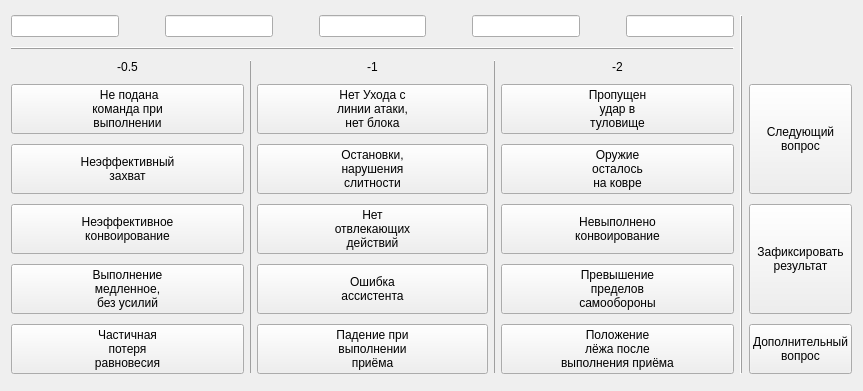
First picture: the form in controlpanel_0_0.ui, repository zak2791/DemoOnMat, before the edit.
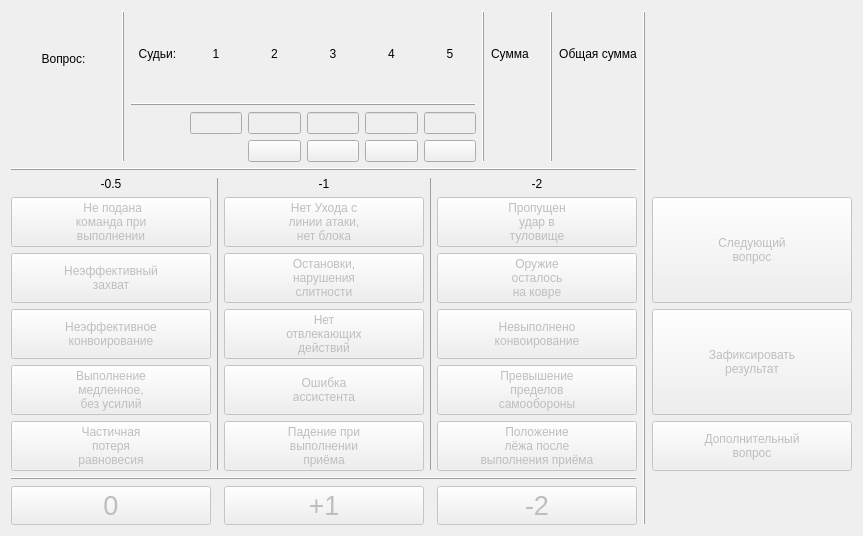
Second picture: the form after the edit. Icons and pictures are not drawn.

What changed in the file:
```diff
--- a/controlpanel_0_0.ui
+++ b/controlpanel_0_0.ui
@@ -7,7 +7,7 @@
     <x>0</x>
     <y>0</y>
     <width>863</width>
-    <height>391</height>
+    <height>536</height>
    </rect>
   </property>
   <property name="windowTitle">
@@ -15,27 +15,7 @@
   </property>
   <layout class="QHBoxLayout" name="horizontalLayout_2">
    <item>
-    <layout class="QGridLayout" name="gridLayout" rowstretch="0,0,0,0,0,0,0,0">
-     <item row="1" column="0" colspan="5">
-      <widget class="QFrame" name="frame_3">
-       <property name="frameShape">
-        <enum>QFrame::Shape::HLine</enum>
-       </property>
-       <property name="frameShadow">
-        <enum>QFrame::Shadow::Raised</enum>
-       </property>
-      </widget>
-     </item>
-     <item row="2" column="2">
-      <widget class="QLabel" name="label_2">
-       <property name="text">
-        <string>-1</string>
-       </property>
-       <property name="alignment">
-        <set>Qt::AlignmentFlag::AlignCenter</set>
-       </property>
-      </widget>
-     </item>
+    <layout class="QGridLayout" name="gridLayout" rowstretch="0,0,0,0,0,0,0,0,0,0" columnstretch="1,0,1,0,1,0,1">
      <item row="2" column="3" rowspan="6">
       <widget class="QFrame" name="frame_2">
        <property name="maximumSize">
@@ -52,96 +32,134 @@
        </property>
       </widget>
      </item>
-     <item row="5" column="0">
-      <widget class="QPushButton" name="pushButton_4">
-       <property name="sizePolicy">
-        <sizepolicy hsizetype="Minimum" vsizetype="Minimum">
-         <horstretch>0</horstretch>
-         <verstretch>0</verstretch>
-        </sizepolicy>
+     <item row="6" column="4">
+      <widget class="QPushButton" name="btnErr14">
+       <property name="enabled">
+        <bool>false</bool>
        </property>
        <property name="text">
-        <string>Неэффективное
-конвоирование</string>
+        <string>Превышение
+пределов
+самообороны</string>
        </property>
-      </widget>
-     </item>
-     <item row="2" column="4">
-      <widget class="QLabel" name="label_3">
-       <property name="text">
-        <string>-2</string>
-       </property>
-       <property name="alignment">
-        <set>Qt::AlignmentFlag::AlignCenter</set>
-       </property>
-      </widget>
-     </item>
-     <item row="6" column="2">
-      <widget class="QPushButton" name="pushButton_11">
-       <property name="sizePolicy">
-        <sizepolicy hsizetype="Minimum" vsizetype="Minimum">
-         <horstretch>0</horstretch>
-         <verstretch>0</verstretch>
-        </sizepolicy>
-       </property>
-       <property name="text">
-        <string>Ошибка
-ассистента</string>
-       </property>
-      </widget>
-     </item>
-     <item row="7" column="4">
-      <widget class="QPushButton" name="pushButton_15">
-       <property name="text">
-        <string>Положение
-лёжа после
-выполнения приёма</string>
+       <property name="checkable">
+        <bool>true</bool>
        </property>
       </widget>
      </item>
      <item row="7" column="0">
-      <widget class="QPushButton" name="pushButton_13">
+      <widget class="QPushButton" name="btnErr05">
+       <property name="enabled">
+        <bool>false</bool>
+       </property>
        <property name="text">
         <string>Частичная
 потеря
 равновесия</string>
        </property>
+       <property name="checkable">
+        <bool>true</bool>
+       </property>
       </widget>
      </item>
+     <item row="5" column="0">
+      <widget class="QPushButton" name="btnErr03">
+       <property name="enabled">
+        <bool>false</bool>
+       </property>
+       <property name="sizePolicy">
+        <sizepolicy hsizetype="Minimum" vsizetype="Minimum">
+         <horstretch>0</horstretch>
+         <verstretch>0</verstretch>
+        </sizepolicy>
+       </property>
+       <property name="text">
+        <string>Неэффективное
+конвоирование</string>
+       </property>
+       <property name="checkable">
+        <bool>true</bool>
+       </property>
+      </widget>
+     </item>
+     <item row="3" column="0">
+      <widget class="QPushButton" name="btnErr01">
+       <property name="enabled">
+        <bool>false</bool>
+       </property>
+       <property name="text">
+        <string> Не подана
+команда при
+выполнении</string>
+       </property>
+       <property name="checkable">
+        <bool>true</bool>
+       </property>
+      </widget>
+     </item>
+     <item row="4" column="4">
+      <widget class="QPushButton" name="btnErr12">
+       <property name="enabled">
+        <bool>false</bool>
+       </property>
+       <property name="text">
+        <string>Оружие
+осталось
+на ковре</string>
+       </property>
+       <property name="checkable">
+        <bool>true</bool>
+       </property>
+      </widget>
+     </item>
+     <item row="0" column="6">
+      <layout class="QVBoxLayout" name="verticalLayout">
+       <item>
+        <widget class="QLabel" name="lblName">
+         <property name="text">
+          <string/>
+         </property>
+        </widget>
+       </item>
+       <item>
+        <widget class="QLabel" name="lblTeam">
+         <property name="text">
+          <string/>
+         </property>
+        </widget>
+       </item>
+      </layout>
+     </item>
      <item row="3" column="2">
-      <widget class="QPushButton" name="pushButton_2">
+      <widget class="QPushButton" name="btnErr06">
+       <property name="enabled">
+        <bool>false</bool>
+       </property>
        <property name="text">
         <string>Нет Ухода с 
 линии атаки,
 нет блока</string>
        </property>
-      </widget>
-     </item>
-     <item row="3" column="4">
-      <widget class="QPushButton" name="pushButton_3">
-       <property name="text">
-        <string>Пропущен
-удар в 
-туловище</string>
+       <property name="checkable">
+        <bool>true</bool>
        </property>
       </widget>
      </item>
-     <item row="5" column="4">
-      <widget class="QPushButton" name="pushButton_9">
-       <property name="sizePolicy">
-        <sizepolicy hsizetype="Minimum" vsizetype="Minimum">
-         <horstretch>0</horstretch>
-         <verstretch>0</verstretch>
-        </sizepolicy>
-       </property>
+     <item row="2" column="2">
+      <widget class="QLabel" name="label_2">
        <property name="text">
-        <string>Невыполнено
-конвоирование</string>
+        <string>-1</string>
        </property>
+       <property name="alignment">
+        <set>Qt::AlignmentFlag::AlignCenter</set>
+       </property>
       </widget>
      </item>
-     <item row="7" column="6">
-      <widget class="QPushButton" name="pushButton_18">
+     <item row="6" column="2">
+      <widget class="QPushButton" name="btnErr09">
+       <property name="enabled">
+        <bool>false</bool>
+       </property>
        <property name="sizePolicy">
         <sizepolicy hsizetype="Minimum" vsizetype="Minimum">
          <horstretch>0</horstretch>
@@ -149,93 +167,19 @@
         </sizepolicy>
        </property>
        <property name="text">
-        <string>Дополнительный
-вопрос</string>
+        <string>Ошибка
+ассистента</string>
        </property>
-      </widget>
-     </item>
-     <item row="0" column="0" colspan="5">
-      <layout class="QHBoxLayout" name="horizontalLayout" stretch="0,0,0,0,0,0,0,0,0">
-       <item>
-        <widget class="QLineEdit" name="lineEdit"/>
-       </item>
-       <item>
-        <spacer name="horizontalSpacer">
-         <property name="orientation">
-          <enum>Qt::Orientation::Horizontal</enum>
-         </property>
-         <property name="sizeHint" stdset="0">
-          <size>
-           <width>40</width>
-           <height>20</height>
-          </size>
-         </property>
-        </spacer>
-       </item>
-       <item>
-        <widget class="QLineEdit" name="lineEdit_3"/>
-       </item>
-       <item>
-        <spacer name="horizontalSpacer_2">
-         <property name="orientation">
-          <enum>Qt::Orientation::Horizontal</enum>
-         </property>
-         <property name="sizeHint" stdset="0">
-          <size>
-           <width>40</width>
-           <height>20</height>
-          </size>
-         </property>
-        </spacer>
-       </item>
-       <item>
-        <widget class="QLineEdit" name="lineEdit_4"/>
-       </item>
-       <item>
-        <spacer name="horizontalSpacer_3">
-         <property name="orientation">
-          <enum>Qt::Orientation::Horizontal</enum>
-         </property>
-         <property name="sizeHint" stdset="0">
-          <size>
-           <width>40</width>
-           <height>20</height>
-          </size>
-         </property>
-        </spacer>
-       </item>
-       <item>
-        <widget class="QLineEdit" name="lineEdit_5"/>
-       </item>
-       <item>
-        <spacer name="horizontalSpacer_4">
-         <property name="orientation">
-          <enum>Qt::Orientation::Horizontal</enum>
-         </property>
-         <property name="sizeHint" stdset="0">
-          <size>
-           <width>40</width>
-           <height>20</height>
-          </size>
-         </property>
-        </spacer>
-       </item>
-       <item>
-        <widget class="QLineEdit" name="lineEdit_2"/>
-       </item>
-      </layout>
-     </item>
-     <item row="6" column="0">
-      <widget class="QPushButton" name="pushButton_10">
-       <property name="text">
-        <string>Выполнение
-медленное,
-без усилий</string>
+       <property name="checkable">
+        <bool>true</bool>
        </property>
       </widget>
      </item>
      <item row="5" column="6" rowspan="2">
-      <widget class="QPushButton" name="pushButton_17">
+      <widget class="QPushButton" name="btnFix">
+       <property name="enabled">
+        <bool>false</bool>
+       </property>
        <property name="sizePolicy">
         <sizepolicy hsizetype="Minimum" vsizetype="Minimum">
          <horstretch>0</horstretch>
@@ -248,8 +192,26 @@
        </property>
       </widget>
      </item>
+     <item row="4" column="2">
+      <widget class="QPushButton" name="btnErr07">
+       <property name="enabled">
+        <bool>false</bool>
+       </property>
+       <property name="text">
+        <string>Остановки,
+нарушения
+слитности</string>
+       </property>
+       <property name="checkable">
+        <bool>true</bool>
+       </property>
+      </widget>
+     </item>
      <item row="4" column="0">
-      <widget class="QPushButton" name="pushButton_6">
+      <widget class="QPushButton" name="btnErr02">
+       <property name="enabled">
+        <bool>false</bool>
+       </property>
        <property name="sizePolicy">
         <sizepolicy hsizetype="Minimum" vsizetype="Minimum">
          <horstretch>0</horstretch>
@@ -260,69 +222,509 @@
         <string>Неэффективный
 захват</string>
        </property>
+       <property name="checkable">
+        <bool>true</bool>
+       </property>
       </widget>
      </item>
-     <item row="3" column="0">
-      <widget class="QPushButton" name="pushButton">
+     <item row="7" column="4">
+      <widget class="QPushButton" name="btnErr15">
+       <property name="enabled">
+        <bool>false</bool>
+       </property>
        <property name="text">
-        <string> Не подана
-команда при
-выполнении</string>
+        <string>Положение
+лёжа после
+выполнения приёма</string>
+       </property>
+       <property name="checkable">
+        <bool>true</bool>
        </property>
       </widget>
      </item>
-     <item row="2" column="1" rowspan="6">
-      <widget class="QFrame" name="frame">
-       <property name="maximumSize">
-        <size>
-         <width>1</width>
-         <height>16777215</height>
-        </size>
-       </property>
+     <item row="1" column="0" colspan="5">
+      <widget class="QFrame" name="frame_3">
        <property name="frameShape">
-        <enum>QFrame::Shape::VLine</enum>
+        <enum>QFrame::Shape::HLine</enum>
        </property>
        <property name="frameShadow">
         <enum>QFrame::Shadow::Raised</enum>
        </property>
       </widget>
      </item>
-     <item row="2" column="0">
-      <widget class="QLabel" name="label">
+     <item row="3" column="6" rowspan="2">
+      <widget class="QPushButton" name="btnNext">
+       <property name="enabled">
+        <bool>false</bool>
+       </property>
        <property name="sizePolicy">
-        <sizepolicy hsizetype="Preferred" vsizetype="Maximum">
+        <sizepolicy hsizetype="Minimum" vsizetype="Minimum">
          <horstretch>0</horstretch>
          <verstretch>0</verstretch>
         </sizepolicy>
        </property>
        <property name="text">
-        <string>-0.5</string>
-       </property>
-       <property name="alignment">
-        <set>Qt::AlignmentFlag::AlignCenter</set>
+        <string>Следующий
+вопрос</string>
        </property>
       </widget>
      </item>
      <item row="7" column="2">
-      <widget class="QPushButton" name="pushButton_14">
+      <widget class="QPushButton" name="btnErr10">
+       <property name="enabled">
+        <bool>false</bool>
+       </property>
        <property name="text">
         <string>Падение при
 выполнении
 приёма</string>
        </property>
+       <property name="checkable">
+        <bool>true</bool>
+       </property>
+      </widget>
+     </item>
+     <item row="2" column="4">
+      <widget class="QLabel" name="label_3">
+       <property name="text">
+        <string>-2</string>
+       </property>
+       <property name="alignment">
+        <set>Qt::AlignmentFlag::AlignCenter</set>
+       </property>
+      </widget>
+     </item>
+     <item row="0" column="0" colspan="5">
+      <layout class="QGridLayout" name="gridLayout_2" columnstretch="1,1,1,1,1,1,1,1,1,1,1,0,0">
+       <item row="0" column="12">
+        <widget class="QLabel" name="label_12">
+         <property name="text">
+          <string>Общая сумма</string>
+         </property>
+         <property name="alignment">
+          <set>Qt::AlignmentFlag::AlignCenter</set>
+         </property>
+        </widget>
+       </item>
+       <item row="0" column="6">
+        <widget class="QLabel" name="label_9">
+         <property name="text">
+          <string>3</string>
+         </property>
+         <property name="alignment">
+          <set>Qt::AlignmentFlag::AlignCenter</set>
+         </property>
+        </widget>
+       </item>
+       <item row="2" column="5">
+        <widget class="QLineEdit" name="le2">
+         <property name="enabled">
+          <bool>false</bool>
+         </property>
+         <property name="inputMask">
+          <string/>
+         </property>
+         <property name="alignment">
+          <set>Qt::AlignmentFlag::AlignCenter</set>
+         </property>
+        </widget>
+       </item>
+       <item row="2" column="7">
+        <widget class="QLineEdit" name="le4">
+         <property name="enabled">
+          <bool>false</bool>
+         </property>
+         <property name="inputMask">
+          <string/>
+         </property>
+         <property name="alignment">
+          <set>Qt::AlignmentFlag::AlignCenter</set>
+         </property>
+        </widget>
+       </item>
+       <item row="2" column="4">
+        <widget class="QLineEdit" name="le1">
+         <property name="enabled">
+          <bool>false</bool>
+         </property>
+         <property name="inputMask">
+          <string/>
+         </property>
+         <property name="alignment">
+          <set>Qt::AlignmentFlag::AlignCenter</set>
+         </property>
+        </widget>
+       </item>
+       <item row="2" column="8">
+        <widget class="QLineEdit" name="le5">
+         <property name="enabled">
+          <bool>false</bool>
+         </property>
+         <property name="inputMask">
+          <string/>
+         </property>
+         <property name="alignment">
+          <set>Qt::AlignmentFlag::AlignCenter</set>
+         </property>
+        </widget>
+       </item>
+       <item row="2" column="6">
+        <widget class="QLineEdit" name="le3">
+         <property name="enabled">
+          <bool>false</bool>
+         </property>
+         <property name="inputMask">
+          <string/>
+         </property>
+         <property name="alignment">
+          <set>Qt::AlignmentFlag::AlignCenter</set>
+         </property>
+        </widget>
+       </item>
+       <item row="0" column="5">
+        <widget class="QLabel" name="label_8">
+         <property name="text">
+          <string>2</string>
+         </property>
+         <property name="alignment">
+          <set>Qt::AlignmentFlag::AlignCenter</set>
+         </property>
+        </widget>
+       </item>
+       <item row="0" column="7">
+        <widget class="QLabel" name="label_10">
+         <property name="text">
+          <string>4</string>
+         </property>
+         <property name="alignment">
+          <set>Qt::AlignmentFlag::AlignCenter</set>
+         </property>
+        </widget>
+       </item>
+       <item row="0" column="10">
+        <widget class="QLabel" name="label_5">
+         <property name="text">
+          <string>Сумма</string>
+         </property>
+        </widget>
+       </item>
+       <item row="0" column="3">
+        <widget class="QLabel" name="label_6">
+         <property name="text">
+          <string>Судьи:</string>
+         </property>
+         <property name="alignment">
+          <set>Qt::AlignmentFlag::AlignCenter</set>
+         </property>
+        </widget>
+       </item>
+       <item row="0" column="8">
+        <widget class="QLabel" name="label_11">
+         <property name="text">
+          <string>5</string>
+         </property>
+         <property name="alignment">
+          <set>Qt::AlignmentFlag::AlignCenter</set>
+         </property>
+        </widget>
+       </item>
+       <item row="0" column="4">
+        <widget class="QLabel" name="label_7">
+         <property name="text">
+          <string>1</string>
+         </property>
+         <property name="alignment">
+          <set>Qt::AlignmentFlag::AlignCenter</set>
+         </property>
+        </widget>
+       </item>
+       <item row="1" column="3" colspan="6">
+        <widget class="QFrame" name="frame_7">
+         <property name="minimumSize">
+          <size>
+           <width>0</width>
+           <height>0</height>
+          </size>
+         </property>
+         <property name="frameShape">
+          <enum>QFrame::Shape::HLine</enum>
+         </property>
+         <property name="frameShadow">
+          <enum>QFrame::Shadow::Raised</enum>
+         </property>
+        </widget>
+       </item>
+       <item row="3" column="5">
+        <widget class="QPushButton" name="pushButton">
+         <property name="minimumSize">
+          <size>
+           <width>0</width>
+           <height>0</height>
+          </size>
+         </property>
+         <property name="maximumSize">
+          <size>
+           <width>16777215</width>
+           <height>16777215</height>
+          </size>
+         </property>
+         <property name="text">
+          <string/>
+         </property>
+         <property name="icon">
+          <iconset theme="QIcon::ThemeIcon::EditClear"/>
+         </property>
+        </widget>
+       </item>
+       <item row="3" column="6">
+        <widget class="QPushButton" name="pushButton_2">
+         <property name="text">
+          <string/>
+         </property>
+         <property name="icon">
+          <iconset theme="QIcon::ThemeIcon::EditClear"/>
+         </property>
+        </widget>
+       </item>
+       <item row="3" column="7">
+        <widget class="QPushButton" name="pushButton_3">
+         <property name="text">
+          <string/>
+         </property>
+         <property name="icon">
+          <iconset theme="QIcon::ThemeIcon::EditClear"/>
+         </property>
+        </widget>
+       </item>
+       <item row="3" column="8">
+        <widget class="QPushButton" name="pushButton_4">
+         <property name="text">
+          <string/>
+         </property>
+         <property name="icon">
+          <iconset theme="QIcon::ThemeIcon::EditClear"/>
+         </property>
+        </widget>
+       </item>
+       <item row="2" column="0" rowspan="2" colspan="2">
+        <widget class="QLabel" name="lblTask">
+         <property name="font">
+          <font>
+           <pointsize>15</pointsize>
+          </font>
+         </property>
+         <property name="text">
+          <string/>
+         </property>
+         <property name="alignment">
+          <set>Qt::AlignmentFlag::AlignCenter</set>
+         </property>
+        </widget>
+       </item>
+       <item row="0" column="0" rowspan="2" colspan="2">
+        <widget class="QLabel" name="label_4">
+         <property name="sizePolicy">
+          <sizepolicy hsizetype="Preferred" vsizetype="Preferred">
+           <horstretch>0</horstretch>
+           <verstretch>0</verstretch>
+          </sizepolicy>
+         </property>
+         <property name="text">
+          <string>Вопрос:</string>
+         </property>
+         <property name="alignment">
+          <set>Qt::AlignmentFlag::AlignCenter</set>
+         </property>
+        </widget>
+       </item>
+       <item row="0" column="2" rowspan="4">
+        <widget class="QFrame" name="frame_5">
+         <property name="minimumSize">
+          <size>
+           <width>0</width>
+           <height>0</height>
+          </size>
+         </property>
+         <property name="frameShape">
+          <enum>QFrame::Shape::VLine</enum>
+         </property>
+         <property name="frameShadow">
+          <enum>QFrame::Shadow::Raised</enum>
+         </property>
+        </widget>
+       </item>
+       <item row="2" column="10" rowspan="2">
+        <widget class="QLabel" name="lblTaskSum">
+         <property name="font">
+          <font>
+           <pointsize>15</pointsize>
+          </font>
+         </property>
+         <property name="text">
+          <string/>
+         </property>
+         <property name="alignment">
+          <set>Qt::AlignmentFlag::AlignCenter</set>
+         </property>
+        </widget>
+       </item>
+       <item row="2" column="12" rowspan="2">
+        <widget class="QLabel" name="lblTotal">
+         <property name="font">
+          <font>
+           <pointsize>15</pointsize>
+          </font>
+         </property>
+         <property name="text">
+          <string/>
+         </property>
+         <property name="alignment">
+          <set>Qt::AlignmentFlag::AlignCenter</set>
+         </property>
+        </widget>
+       </item>
+       <item row="0" column="9" rowspan="4">
+        <widget class="QFrame" name="frame_6">
+         <property name="minimumSize">
+          <size>
+           <width>0</width>
+           <height>0</height>
+          </size>
+         </property>
+         <property name="frameShape">
+          <enum>QFrame::Shape::VLine</enum>
+         </property>
+         <property name="frameShadow">
+          <enum>QFrame::Shadow::Raised</enum>
+         </property>
+        </widget>
+       </item>
+       <item row="0" column="11" rowspan="4">
+        <widget class="QFrame" name="frame_9">
+         <property name="minimumSize">
+          <size>
+           <width>0</width>
+           <height>0</height>
+          </size>
+         </property>
+         <property name="frameShape">
+          <enum>QFrame::Shape::VLine</enum>
+         </property>
+         <property name="frameShadow">
+          <enum>QFrame::Shadow::Raised</enum>
+         </property>
+        </widget>
+       </item>
+      </layout>
+     </item>
+     <item row="8" column="0" colspan="5">
+      <widget class="QFrame" name="frame_8">
+       <property name="frameShape">
+        <enum>QFrame::Shape::HLine</enum>
+       </property>
+       <property name="frameShadow">
+        <enum>QFrame::Shadow::Raised</enum>
+       </property>
+      </widget>
+     </item>
+     <item row="6" column="0">
+      <widget class="QPushButton" name="btnErr04">
+       <property name="enabled">
+        <bool>false</bool>
+       </property>
+       <property name="text">
+        <string>Выполнение
+медленное,
+без усилий</string>
+       </property>
+       <property name="checkable">
+        <bool>true</bool>
+       </property>
+      </widget>
+     </item>
+     <item row="3" column="4">
+      <widget class="QPushButton" name="btnErr11">
+       <property name="enabled">
+        <bool>false</bool>
+       </property>
+       <property name="text">
+        <string>Пропущен
+удар в 
+туловище</string>
+       </property>
+       <property name="checkable">
+        <bool>true</bool>
+       </property>
+      </widget>
+     </item>
+     <item row="0" column="5" rowspan="10">
+      <widget class="QFrame" name="frame_4">
+       <property name="minimumSize">
+        <size>
+         <width>0</width>
+         <height>0</height>
+        </size>
+       </property>
+       <property name="frameShape">
+        <enum>QFrame::Shape::VLine</enum>
+       </property>
+       <property name="frameShadow">
+        <enum>QFrame::Shadow::Raised</enum>
+       </property>
+      </widget>
+     </item>
+     <item row="2" column="0">
+      <widget class="QLabel" name="label">
+       <property name="sizePolicy">
+        <sizepolicy hsizetype="Preferred" vsizetype="Maximum">
+         <horstretch>0</horstretch>
+         <verstretch>0</verstretch>
+        </sizepolicy>
+       </property>
+       <property name="text">
+        <string>-0.5</string>
+       </property>
+       <property name="alignment">
+        <set>Qt::AlignmentFlag::AlignCenter</set>
+       </property>
+      </widget>
+     </item>
+     <item row="2" column="1" rowspan="6">
+      <widget class="QFrame" name="frame">
+       <property name="maximumSize">
+        <size>
+         <width>1</width>
+         <height>16777215</height>
+        </size>
+       </property>
+       <property name="frameShape">
+        <enum>QFrame::Shape::VLine</enum>
+       </property>
+       <property name="frameShadow">
+        <enum>QFrame::Shadow::Raised</enum>
+       </property>
       </widget>
      </item>
      <item row="5" column="2">
-      <widget class="QPushButton" name="pushButton_5">
+      <widget class="QPushButton" name="btnErr08">
+       <property name="enabled">
+        <bool>false</bool>
+       </property>
        <property name="text">
         <string>Нет
 отвлекающих
 действий</string>
        </property>
+       <property name="checkable">
+        <bool>true</bool>
+       </property>
       </widget>
      </item>
-     <item row="3" column="6" rowspan="2">
-      <widget class="QPushButton" name="pushButton_16">
+     <item row="7" column="6">
+      <widget class="QPushButton" name="btnAddTask">
+       <property name="enabled">
+        <bool>false</bool>
+       </property>
        <property name="sizePolicy">
         <sizepolicy hsizetype="Minimum" vsizetype="Minimum">
          <horstretch>0</horstretch>
@@ -330,51 +732,82 @@
         </sizepolicy>
        </property>
        <property name="text">
-        <string>Следующий
+        <string>Дополнительный
 вопрос</string>
        </property>
       </widget>
      </item>
-     <item row="4" column="2">
-      <widget class="QPushButton" name="pushButton_7">
+     <item row="5" column="4">
+      <widget class="QPushButton" name="btnErr13">
+       <property name="enabled">
+        <bool>false</bool>
+       </property>
+       <property name="sizePolicy">
+        <sizepolicy hsizetype="Minimum" vsizetype="Minimum">
+         <horstretch>0</horstretch>
+         <verstretch>0</verstretch>
+        </sizepolicy>
+       </property>
        <property name="text">
-        <string>Остановки,
-нарушения
-слитности</string>
+        <string>Невыполнено
+конвоирование</string>
        </property>
+       <property name="checkable">
+        <bool>true</bool>
+       </property>
       </widget>
      </item>
-     <item row="4" column="4">
-      <widget class="QPushButton" name="pushButton_8">
+     <item row="9" column="0">
+      <widget class="QPushButton" name="btnZero">
+       <property name="enabled">
+        <bool>false</bool>
+       </property>
+       <property name="font">
+        <font>
+         <pointsize>20</pointsize>
+        </font>
+       </property>
        <property name="text">
-        <string>Оружие
-осталось
-на ковре</string>
+        <string>0</string>
        </property>
+       <property name="checkable">
+        <bool>true</bool>
+       </property>
       </widget>
      </item>
-     <item row="6" column="4">
-      <widget class="QPushButton" name="pushButton_12">
+     <item row="9" column="2">
+      <widget class="QPushButton" name="btnPlus1">
+       <property name="enabled">
+        <bool>false</bool>
+       </property>
+       <property name="font">
+        <font>
+         <pointsize>20</pointsize>
+        </font>
+       </property>
        <property name="text">
-        <string>Превышение
-пределов
-самообороны</string>
+        <string>+1</string>
        </property>
+       <property name="checkable">
+        <bool>true</bool>
+       </property>
       </widget>
      </item>
-     <item row="0" column="5" rowspan="8">
-      <widget class="QFrame" name="frame_4">
-       <property name="minimumSize">
-        <size>
-         <width>1</width>
-         <height>0</height>
-        </size>
+     <item row="9" column="4">
+      <widget class="QPushButton" name="btnMinus2">
+       <property name="enabled">
+        <bool>false</bool>
        </property>
-       <property name="frameShape">
-        <enum>QFrame::Shape::VLine</enum>
+       <property name="font">
+        <font>
+         <pointsize>20</pointsize>
+        </font>
        </property>
-       <property name="frameShadow">
-        <enum>QFrame::Shadow::Raised</enum>
+       <property name="text">
+        <string>-2</string>
+       </property>
+       <property name="checkable">
+        <bool>true</bool>
        </property>
       </widget>
      </item>
```
